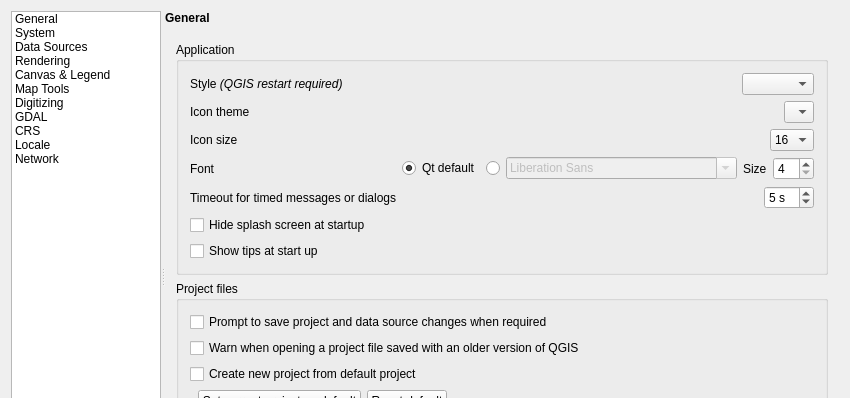
Above: src/ui/qgsoptionsbase.ui from qgis/QGIS before the change; both pictures show x 0 to 850 and y 0 to 398 of the 850 by 580 pixel window. Below: the same form after it.
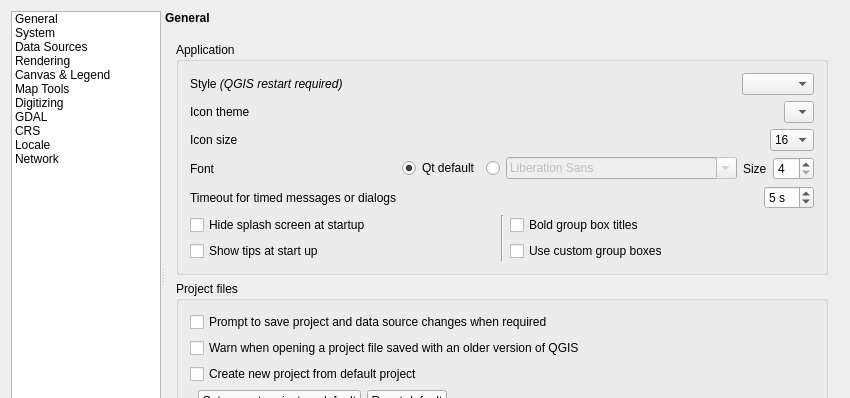
That is the form after the change. Icons and pictures are not drawn. Custom widgets are drawn as their Qt base class.

Commit message:
[FEATURE] Add custom group box settings to Options
- Add options to set group box title to bold, and to draw platform-consistent custom border and background
- Useful for group boxes on Ubuntu (default have no borders/backgrounds) and Mac (default are a bit funky-looking)
- NOT tested yet on Windows

```diff
--- a/src/ui/qgsoptionsbase.ui
+++ b/src/ui/qgsoptionsbase.ui
@@ -267,7 +267,7 @@
                 <x>0</x>
                 <y>0</y>
                 <width>654</width>
-                <height>522</height>
+                <height>529</height>
                </rect>
               </property>
               <layout class="QVBoxLayout" name="verticalLayout_28">
@@ -521,19 +521,44 @@
                    </layout>
                   </item>
                   <item>
-                   <widget class="QCheckBox" name="cbxHideSplash">
+                   <layout class="QGridLayout" name="gridLayout_3">
+                    <item row="0" column="1" rowspan="2">
+                     <widget class="Line" name="line_2">
+                      <property name="orientation">
+                       <enum>Qt::Vertical</enum>
+                      </property>
+                     </widget>
+                    </item>
+                    <item row="1" column="2">
+                     <widget class="QCheckBox" name="mCustomGroupBoxChkBx">
                     <property name="text">
-                     <string>Hide splash screen at startup</string>
+                       <string>Use custom group boxes</string>
                     </property>
                    </widget>
                   </item>
-                  <item>
+                    <item row="1" column="0">
                    <widget class="QCheckBox" name="cbxShowTips">
                     <property name="text">
                      <string>Show tips at start up</string>
                     </property>
                    </widget>
                   </item>
+                    <item row="0" column="2">
+                     <widget class="QCheckBox" name="mBoldGroupBoxTitleChkBx">
+                      <property name="text">
+                       <string>Bold group box titles</string>
+                      </property>
+                     </widget>
+                    </item>
+                    <item row="0" column="0">
+                     <widget class="QCheckBox" name="cbxHideSplash">
+                      <property name="text">
+                       <string>Hide splash screen at startup</string>
+                      </property>
+                     </widget>
+                    </item>
+                   </layout>
+                  </item>
                  </layout>
                 </widget>
                </item>
```
Left out of the diff: 8 changed lines with no effect on the pictures. Lines whose indentation alone changed are shown as unchanged. The commit also changes 4 other files.
